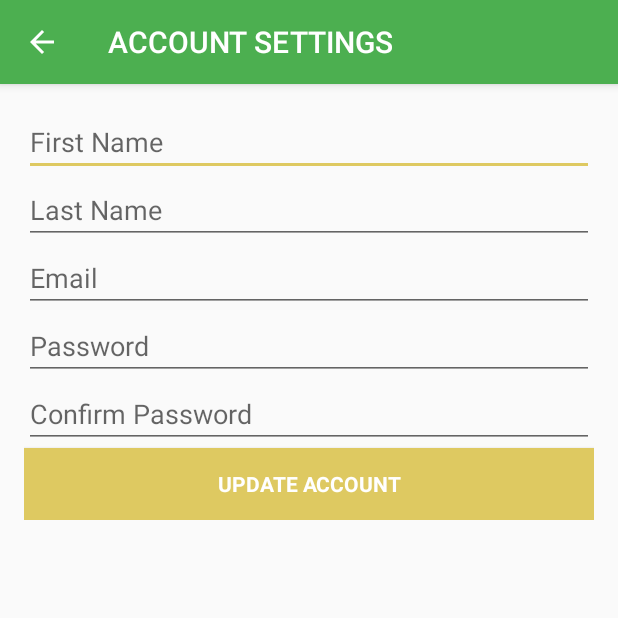
After one commit to firejake308/Show-And-Sell, an Android app: the EditAccountActivity screen opened directly, with no data from a screen before it, on a phone screen of 412 x 824 dp, the top half of it. The commit adds this screen. Run offline under Robolectric (Android 15) with nearby library versions, the phone set to English and light mode, and no system bars.

Commit message:
v1.10.8
EditAccountActivity added
mostly finished, debugging required

```diff
--- a/app/src/main/AndroidManifest.xml
+++ b/app/src/main/AndroidManifest.xml
@@ -85,6 +85,10 @@
             android:label="@string/manage_group"
             android:parentActivityName=".SettingsActivity" />
         <activity
+            android:name=".EditAccountActivity"
+            android:label="@string/account"
+            android:parentActivityName=".SettingsActivity" />
+        <activity
             android:name=".DonateActivity"
             android:parentActivityName=".MainActivity"
             android:windowSoftInputMode="adjustPan" />
--- /dev/null
+++ b/app/src/main/res/layout/activity_edit_account.xml
@@ -0,0 +1,67 @@
+<?xml version="1.0" encoding="utf-8"?>
+<ScrollView
+    xmlns:android="http://schemas.android.com/apk/res/android"
+    xmlns:tools="http://schemas.android.com/tools"
+    android:layout_width="match_parent"
+    android:layout_height="match_parent"
+    android:paddingBottom="@dimen/activity_vertical_margin"
+    android:paddingLeft="@dimen/activity_horizontal_margin"
+    android:paddingRight="@dimen/activity_horizontal_margin"
+    android:paddingTop="@dimen/activity_vertical_margin"
+    tools:context="com.insertcoolnamehere.showandsell.EditAccountActivity">
+    <LinearLayout
+        android:layout_width="match_parent"
+        android:layout_height="wrap_content"
+        android:orientation="vertical">
+        <EditText
+            android:id="@+id/first_name_entry_edit"
+            android:layout_width="match_parent"
+            android:layout_height="wrap_content"
+            android:hint="@string/prompt_first_name"
+            android:inputType="text"
+            android:maxLines="1"
+            android:singleLine="true"/>
+        <EditText
+            android:id="@+id/last_name_entry_edit"
+            android:layout_width="match_parent"
+            android:layout_height="wrap_content"
+            android:hint="@string/prompt_last_name"
+            android:inputType="text"
+            android:maxLines="1"
+            android:singleLine="true"/>
+        <EditText
+            android:id="@+id/email_entry_edit"
+            android:layout_width="match_parent"
+            android:layout_height="wrap_content"
+            android:hint="@string/prompt_email"
+            android:inputType="textEmailAddress"
+            android:maxLines="1"/>
+        <EditText
+            android:id="@+id/password_entry_edit"
+            android:layout_width="match_parent"
+            android:layout_height="wrap_content"
+            android:hint="@string/prompt_password"
+            android:inputType="textPassword"
+            android:maxLines="1"/>
+        <EditText
+            android:id="@+id/confirm_password_edit"
+            android:layout_width="match_parent"
+            android:layout_height="wrap_content"
+            android:hint="@string/prompt_confirm_password"
+            android:imeActionId="@+id/create_account"
+            android:imeActionLabel="@string/action_sign_up"
+            android:imeOptions="actionUnspecified"
+            android:inputType="textPassword"
+            android:maxLines="1"/>
+
+        <Button
+            android:id="@+id/update_account_btn"
+            style="?android:textAppearanceSmall"
+            android:layout_width="match_parent"
+            android:layout_height="wrap_content"
+            android:text="@string/action_update_account"
+            android:textColor="#FFFFFF"
+            android:textStyle="bold"
+            android:background="@color/colorAccent" />
+    </LinearLayout>
+</ScrollView>
--- a/app/src/main/res/values/strings.xml
+++ b/app/src/main/res/values/strings.xml
@@ -114,6 +114,10 @@
     <string name="options">OPTIONS</string>
     <string name="actions">ACTIONS</string>
     <string name="help">HELP</string>
+    <string name="account">ACCOUNT SETTINGS</string>
+
+    <!-- Strings related to Edit Account -->
+    <string name="action_update_account">UPDATE ACCOUNT</string>
 
     <!-- Saved data -->
     <string name="group_owner_boolean" translatable="false">isGroupOwner</string>
```
Also changed, not shown: app/src/main/java/com/insertcoolnamehere/showandsell/EditAccountActivity.java (added, +302 -0 lines), app/src/main/java/com/insertcoolnamehere/showandsell/SettingsActivity.java (+17 -0 lines), app/src/main/res/layout/activity_settings.xml (+13 -0 lines).
